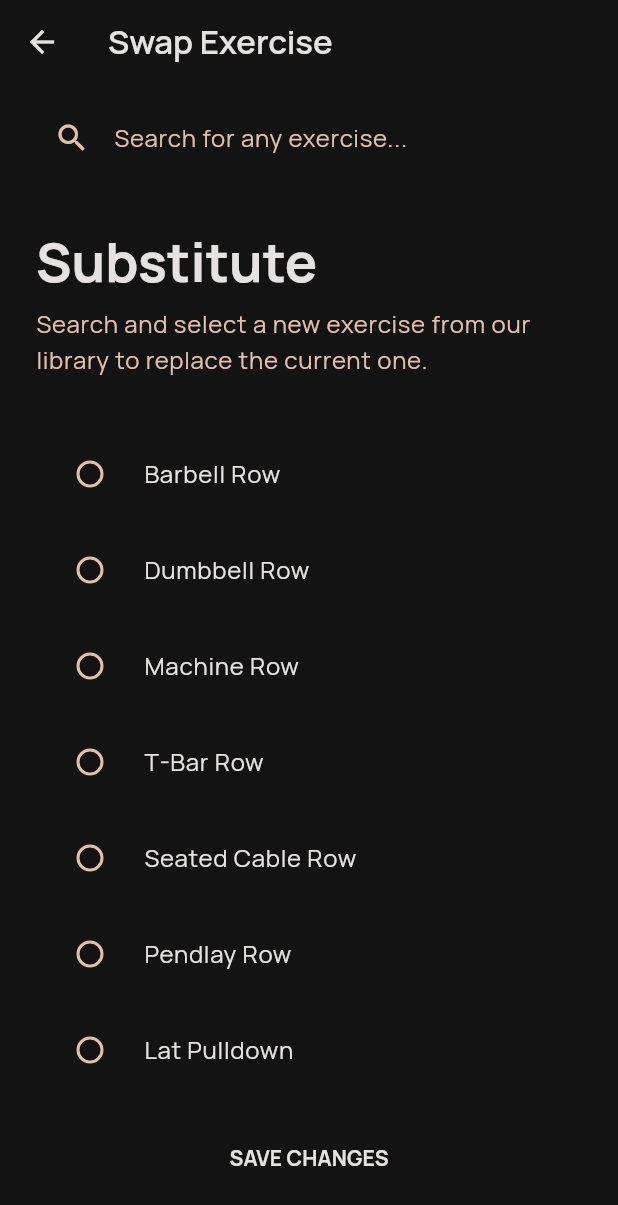
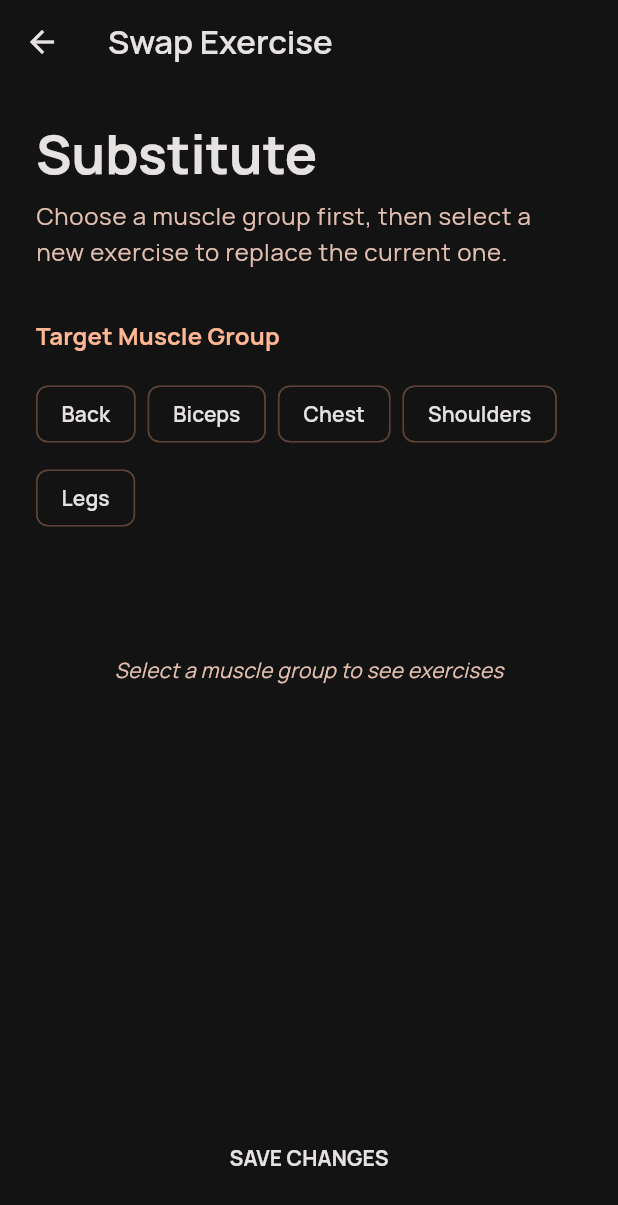
Before and after one commit to mahmoodalaaa/ai_gym_mobile_app, a Flutter app: the AdjustWorkoutPlanScreen screen opened by its route, on a phone screen of 412 x 824 dp. Shown: the top 1205 px of the screen. Run offline on Flutter 3.47's test engine with Material 3 defaults, Android fonts, the phone set to English and light mode, and no system bars; our stand-ins replace flutter_dotenv, flutter_local_notifications, google_fonts, shared_preferences, timezone; missing offline and left inert: auth0_flutter; accounts and stored records are empty; network calls fail.

Commit message:
adjust exercis

```diff
--- a/lib/screens/adjust_workout_plan_screen.dart
+++ b/lib/screens/adjust_workout_plan_screen.dart
@@ -8,11 +8,12 @@ class AdjustWorkoutPlanScreen extends StatefulWidget {
 }
 
 class _AdjustWorkoutPlanScreenState extends State<AdjustWorkoutPlanScreen> {
-  String _searchQuery = '';
+  String? _selectedMuscle;
   String? _selectedExercise;
 
-  // Mock list of all available exercises in the database
-  final List<String> _allExercises = [
+  // Exercise library grouped by muscle
+  final Map<String, List<String>> _muscleExercises = {
+    'Back': [
       'Barbell Row',
       'Dumbbell Row',
       'Machine Row',
@@ -22,83 +23,105 @@ class _AdjustWorkoutPlanScreenState extends State<AdjustWorkoutPlanScreen> {
       'Lat Pulldown',
       'Pull-Up',
       'Chin-Up',
+    ],
+    'Biceps': [
       'Barbell Curl',
       'Dumbbell Curl',
       'Hammer Curl',
       'Preacher Curl',
       'Cable Curl',
+    ],
+    'Chest': [
       'Bench Press',
       'Incline Dumbbell Press',
       'Push-Up',
+    ],
+    'Shoulders': [
       'Overhead Press',
       'Lateral Raise',
+    ],
+    'Legs': [
       'Back Squat',
       'Leg Press',
       'Romanian Deadlift',
       'Leg Extension',
       'Leg Curl',
-  ];
+    ],
+  };
 
   @override
   Widget build(BuildContext context) {
-    // Filter exercises based on search query
-    final filteredExercises = _allExercises.where((exercise) {
-      return exercise.toLowerCase().contains(_searchQuery);
-    }).toList();
-
     return Scaffold(
       appBar: AppBar(
         title: const Text('Swap Exercise'),
         backgroundColor: Colors.transparent,
         elevation: 0,
       ),
-      body: Column(
-        children: [
-          Padding(
-            padding: const EdgeInsets.symmetric(horizontal: 24, vertical: 8),
-            child: TextField(
-              onChanged: (value) {
-                setState(() => _searchQuery = value.toLowerCase());
-              },
-              decoration: InputDecoration(
-                hintText: 'Search for any exercise...',
-                prefixIcon: const Icon(Icons.search),
-                filled: true,
-                fillColor: Theme.of(context).colorScheme.surfaceContainerHighest.withOpacity(0.5),
-                border: OutlineInputBorder(
-                  borderRadius: BorderRadius.circular(16),
-                  borderSide: BorderSide.none,
-                ),
-                contentPadding: const EdgeInsets.symmetric(vertical: 16),
-              ),
-            ),
-          ),
-          Expanded(
-            child: ListView(
+      body: ListView(
         padding: const EdgeInsets.all(24),
         children: [
           Text('Substitute', style: Theme.of(context).textTheme.displaySmall),
           const SizedBox(height: 8),
           Text(
-                  'Search and select a new exercise from our library to replace the current one.',
+            'Choose a muscle group first, then select a new exercise to replace the current one.',
             style: Theme.of(context).textTheme.bodyLarge?.copyWith(
                   color: Theme.of(context).colorScheme.onSurfaceVariant,
                 ),
           ),
           const SizedBox(height: 32),
 
+          // Muscle Selection Section
+          Text(
+            'Target Muscle Group',
+            style: Theme.of(context).textTheme.titleMedium?.copyWith(
+                  fontWeight: FontWeight.bold,
+                  color: Theme.of(context).colorScheme.primary,
+                ),
+          ),
+          const SizedBox(height: 16),
+          Wrap(
+            spacing: 8,
+            runSpacing: 8,
+            children: _muscleExercises.keys.map((muscle) {
+              final isSelected = _selectedMuscle == muscle;
+              return FilterChip(
+                label: Text(muscle),
+                selected: isSelected,
+                onSelected: (selected) {
+                  setState(() {
+                    _selectedMuscle = selected ? muscle : null;
+                    _selectedExercise = null; // Reset exercise choice
+                  });
+                },
+                selectedColor: Theme.of(context).colorScheme.primaryContainer,
+                labelStyle: TextStyle(
+                  color: isSelected
+                      ? Theme.of(context).colorScheme.onPrimaryContainer
+                      : Theme.of(context).colorScheme.onSurface,
+                ),
+              );
+            }).toList(),
+          ),
+
+          const SizedBox(height: 32),
+
+          // Exercise Selection Section
+          if (_selectedMuscle != null) ...[
+            Text(
+              'Select Exercise',
+              style: Theme.of(context).textTheme.titleMedium?.copyWith(
+                    fontWeight: FontWeight.bold,
+                    color: Theme.of(context).colorScheme.primary,
+                  ),
+            ),
+            const SizedBox(height: 16),
             Container(
               decoration: BoxDecoration(
                 color: Theme.of(context).colorScheme.surfaceContainerLow,
                 borderRadius: BorderRadius.circular(16),
               ),
-                  child: filteredExercises.isEmpty
-                      ? const Padding(
-                          padding: EdgeInsets.all(24.0),
-                          child: Center(child: Text('No exercises found.')),
-                        )
-                      : Column(
-                          children: filteredExercises.map((exerciseName) {
+              child: Column(
+                children: _muscleExercises[_selectedMuscle!]!.map((exerciseName) {
                   return RadioListTile<String>(
                     value: exerciseName,
                     groupValue: _selectedExercise,
@@ -117,7 +140,17 @@ class _AdjustWorkoutPlanScreenState extends State<AdjustWorkoutPlanScreen> {
                 }).toList(),
               ),
             ),
-              ],
+          ] else
+            Center(
+              child: Padding(
+                padding: const EdgeInsets.all(48.0),
+                child: Text(
+                  'Select a muscle group to see exercises',
+                  style: Theme.of(context).textTheme.bodyMedium?.copyWith(
+                        color: Theme.of(context).colorScheme.onSurfaceVariant,
+                        fontStyle: FontStyle.italic,
+                      ),
+                ),
               ),
             ),
         ],
```
Lines whose indentation alone changed are shown as unchanged.
